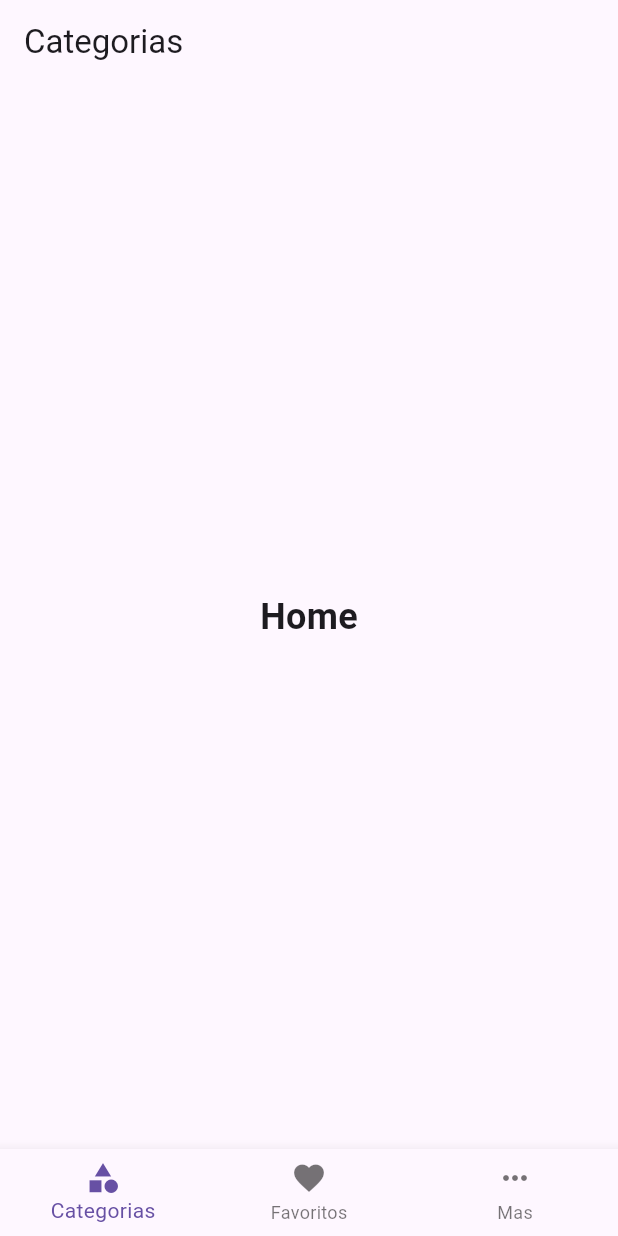
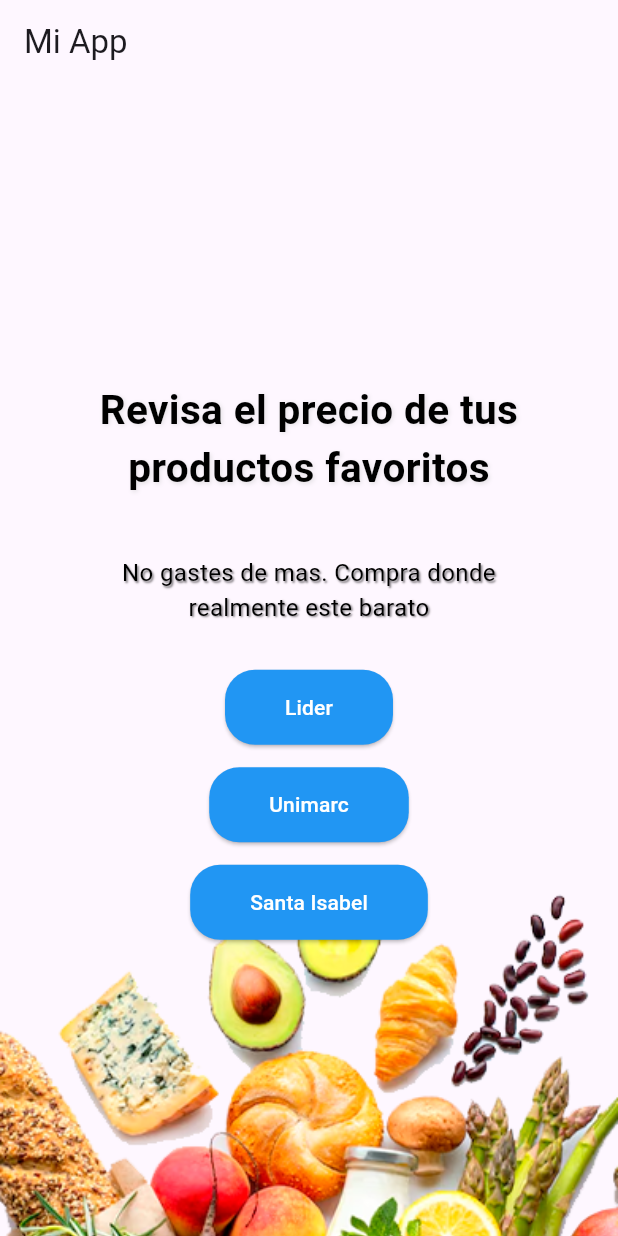
Before and after one commit to LukkyDuck1/app, a Flutter app: the screen it shows after launch, on a phone screen of 412 x 824 dp. Run offline on Flutter 3.47's test engine with Material 3 defaults, Android fonts, the phone set to English and light mode, and no system bars.

Commit message:
Se agrega el menu de inicio

```diff
--- a/lib/main.dart
+++ b/lib/main.dart
@@ -1,4 +1,4 @@
-import 'package:app/screens/bottom_nav_screen.dart';
+import 'package:app/screens/tab_inicio.dart';
 import 'package:flutter/material.dart';
 
 void main() {
@@ -10,9 +10,14 @@
 
   @override
   Widget build(BuildContext context) {
-    return const MaterialApp(
+    return MaterialApp(
       debugShowCheckedModeBanner: false,
-      home: BottomNavScreen()
+      home: Scaffold(
+        appBar: AppBar(
+          title: Text('Mi App'),
+        ),
+        body: const Tabinicio(),
+      ),
     );
   }
 }
--- a/lib/screens/bottom_nav_screen.dart
+++ b/lib/screens/bottom_nav_screen.dart
@@ -13,7 +13,7 @@
   List<Map<String, dynamic>> _tabs = [
     {'pagina': const TabHome(), 'title': 'Categorias', 'icon': Icons.category},
     {'pagina': const TabHome(), 'title': 'Favoritos', 'icon': Icons.favorite},
-    {'pagina': const TabHome(), 'title': 'Mas', 'icon': Icons.more_horiz},
+    {'pagina': const TabHome(), 'title': 'Mas', 'icon': Icons.more_vert},
   ];
   @override
   Widget build(BuildContext context) {
--- /dev/null
+++ b/lib/screens/tab_inicio.dart
@@ -0,0 +1,111 @@
+import 'package:flutter/material.dart';
+import 'package:app/screens/home.dart';
+
+class Tabinicio extends StatelessWidget {
+  const Tabinicio({super.key});
+
+  @override
+  Widget build(BuildContext context) {
+    return Container(
+      decoration: BoxDecoration(
+        image: DecorationImage(
+          image: AssetImage('assets/images/imagen_comida.png'),
+          fit: BoxFit.cover,
+        ),
+      ),
+      child: Center(
+        child: Column(
+          mainAxisAlignment: MainAxisAlignment.center,
+          children: [
+            Text(
+              'Revisa el precio de tus\nproductos favoritos\n',
+              textAlign: TextAlign.center,
+              style: TextStyle(
+                fontSize: 27,
+                fontWeight: FontWeight.bold,
+                color: const Color.fromARGB(255, 0, 0, 0),
+                shadows: [
+                  Shadow(
+                    offset: Offset(1.0, 1.0),
+                    blurRadius: 3.0,
+                    color: const Color.fromARGB(255, 203, 203, 203).withOpacity(0.5),
+                  ),
+                ],
+              ),
+            ),
+            Text(
+              'No gastes de mas. Compra donde\nrealmente este barato',
+              textAlign: TextAlign.center,
+              style: TextStyle(
+                fontSize: 16,
+                fontWeight: FontWeight.normal,
+                color: const Color.fromARGB(255, 0, 0, 0),
+                shadows: [
+                  Shadow(
+                    offset: Offset(1.0, 1.0),
+                    blurRadius: 1.0,
+                    color: Colors.black.withOpacity(0.5),
+                  ),
+                ],
+              ),
+            ),
+            SizedBox(height: 30),
+            ElevatedButton(
+              onPressed: () {
+                Navigator.push(
+                  context,
+                  MaterialPageRoute(builder: (context) => const Home()),
+                );
+              },
+              style: ElevatedButton.styleFrom(
+                backgroundColor: Colors.blue,
+                foregroundColor: Colors.white,
+                shape: RoundedRectangleBorder(
+                  borderRadius: BorderRadius.circular(20),
+                ),
+                padding: EdgeInsets.symmetric(horizontal: 40, vertical: 15),
+              ),
+              child: Text('Lider'),
+            ),
+            SizedBox(height: 15),
+            ElevatedButton(
+              onPressed: () {
+                Navigator.push(
+                  context,
+                  MaterialPageRoute(builder: (context) => const Home()),
+                );
+              },
+              style: ElevatedButton.styleFrom(
+                backgroundColor: Colors.blue,
+                foregroundColor: Colors.white,
+                shape: RoundedRectangleBorder(
+                  borderRadius: BorderRadius.circular(20),
+                ),
+                padding: EdgeInsets.symmetric(horizontal: 40, vertical: 15),
+              ),
+              child: Text('Unimarc'),
+            ),
+            SizedBox(height: 15),
+            ElevatedButton(
+              onPressed: () {
+                Navigator.push(
+                  context,
+                  MaterialPageRoute(builder: (context) => const Home()),
+                );
+              },
+              style: ElevatedButton.styleFrom(
+                backgroundColor: Colors.blue,
+                foregroundColor: Colors.white,
+                shape: RoundedRectangleBorder(
+                  borderRadius: BorderRadius.circular(20),
+                ),
+                padding: EdgeInsets.symmetric(horizontal: 40, vertical: 15),
+              ),
+              child: Text('Santa Isabel'),
+            ),
+          ],
+        ),
+      ),
+    );
+  }
+}
--- a/pubspec.yaml
+++ b/pubspec.yaml
@@ -17,3 +17,5 @@
 
 flutter:
   uses-material-design: true
+  assets:
+    - assets/images/
```
Also changed, not shown: assets/images/imagen_comida.png (added).
